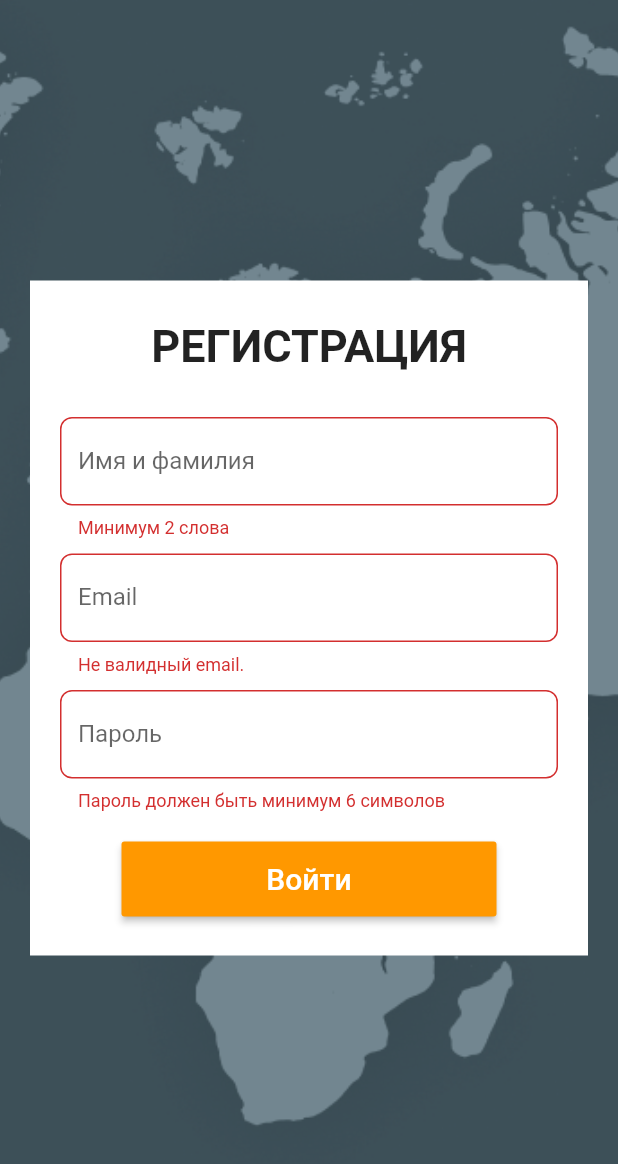
After one commit to kindcarrier/KindCarrierMobileFlutter, a Flutter app: the SignUpScreen screen opened directly, after a tap on "Войти", on a phone screen of 412 x 824 dp. The commit adds this screen. Shown: the top 1164 px of the screen. Run offline on Flutter 3.47's test engine with Material 2 defaults, Android fonts, the phone set to English and light mode, and no system bars.

Commit message:
Add SignUp screen

```diff
--- a/lib/api/auth.dart
+++ b/lib/api/auth.dart
@@ -1,14 +1,14 @@
 import 'package:http/http.dart' as http;
 import 'package:kind_carrier/consts.dart';
 
-Future<http.Response> logIn(String email, String password) {
+Future<http.Response> logIn({String email, String password}) {
   return http.post('$BASE_URL/session', body: {
     'email': email,
     'password': password,
   });
 }
 
-Future<http.Response> signUp(String firstName, String lastName, String email, String password) {
+Future<http.Response> signUp({String firstName, String lastName, String email, String password}) {
   return http.post('$BASE_URL/users', body: {
     'first_name': firstName,
     'last_name': lastName,
--- a/lib/screens/entry.dart
+++ b/lib/screens/entry.dart
@@ -1,6 +1,7 @@
 import 'package:flutter/material.dart';
 import 'package:kind_carrier/components/auth/button.dart';
 import 'package:kind_carrier/screens/login.dart';
+import 'package:kind_carrier/screens/signup.dart';
 
 class EntryScreen extends StatefulWidget {
   EntryScreen({Key key}) : super(key: key);
@@ -17,9 +18,14 @@ class _EntryScreenState extends State<EntryScreen> {
     );
   }
 
-  goToLogin() {
+  goToLogIn() {
     Navigator.push(
         context, MaterialPageRoute(builder: (context) => LogInScreen()));
+  }
+
+  goToSignUp() {
+    Navigator.push(
+        context, MaterialPageRoute(builder: (context) => SignUpScreen()));
   }
 
   @override
@@ -39,15 +45,15 @@ class _EntryScreenState extends State<EntryScreen> {
             crossAxisAlignment: CrossAxisAlignment.center,
             children: <Widget>[
               Button(
-                title: 'Регистрация',
-                onPress: () {},
+                title: 'РЕГИСТРАЦИЯ',
+                onPress: goToSignUp,
               ),
               SizedBox(
                 height: 20,
               ),
               Button(
-                title: 'Войти',
-                onPress: this.goToLogin,
+                title: 'ВОЙТИ',
+                onPress: goToLogIn,
               ),
             ],
           ),
--- a/lib/screens/login.dart
+++ b/lib/screens/login.dart
@@ -29,7 +29,7 @@ class _LogInScreenState extends State<LogInScreen> {
     if (form.validate()) {
       form.save();
       try {
-        var response = await auth.logIn(_email, _password);
+        var response = await auth.logIn(email: _email, password: _password);
         if (response.statusCode == 200) {
           // If server returns an OK response, parse the JSON.
           // return Post.fromJson(json.decode(response.body));
@@ -109,7 +109,7 @@ class _LogInScreenState extends State<LogInScreen> {
   }
 
   String _passwordValidator(value) {
-    return value.length < 3 ? 'Password must be 6 character min.' : null;
+    return value.length < 6 ? 'Password must be 6 character min.' : null;
   }
 
   String _emailValidator(value) {
--- /dev/null
+++ b/lib/screens/signup.dart
@@ -0,0 +1,146 @@
+import 'package:flutter/material.dart';
+import 'package:kind_carrier/components/auth/button.dart';
+import 'package:kind_carrier/components/auth/text_input.dart';
+import 'package:kind_carrier/components/auth/title.dart' as AuthTitle;
+import 'package:kind_carrier/api/auth.dart' as auth;
+import 'dart:convert';
+
+class SignUpScreen extends StatefulWidget {
+  SignUpScreen({Key key}) : super(key: key);
+
+  @override
+  _SignUpScreenState createState() => _SignUpScreenState();
+}
+
+class _SignUpScreenState extends State<SignUpScreen> {
+  final _formKey = GlobalKey<FormState>();
+  String _name = '';
+  String _email = '';
+  String _password = '';
+
+  DecorationImage _buildBackgroundImage() {
+    return DecorationImage(
+      fit: BoxFit.cover,
+      image: AssetImage('assets/background.png'),
+    );
+  }
+
+  void _submit() async {
+    final form = _formKey.currentState;
+    if (form.validate()) {
+      form.save();
+      try {
+        var nameList = _name
+            .trim()
+            .split(' ')
+            .where((el) => el != '')
+            .map((el) => el.trim())
+            .toList();
+        var firstName = nameList.first;
+        nameList.removeAt(0);
+        var lastName = nameList.join(' ');
+        var response = await auth.signUp(
+            email: _email,
+            password: _password,
+            firstName: firstName,
+            lastName: lastName);
+        if (response.statusCode == 201) {
+          // If server returns an OK response, parse the JSON.
+          // return Post.fromJson(json.decode(response.body));
+        } else {
+          var decoded = json.decode(response.body);
+          print(response.body);
+          throw Exception(decoded['message']);
+        }
+        print(response.body.toString());
+      } catch (e) {
+        showDialog(
+            context: context,
+            builder: (BuildContext context) {
+              return AlertDialog(
+                title: Text('Ошибка'),
+                content: Text('$e'),
+                actions: <Widget>[
+                  FlatButton(
+                    child: new Text('Ok'),
+                    onPressed: () => Navigator.pop(context),
+                  ),
+                ],
+              );
+            });
+      }
+    }
+  }
+
+  @override
+  Widget build(BuildContext context) {
+    return Scaffold(
+      body: Container(
+        decoration: BoxDecoration(
+          image: _buildBackgroundImage(),
+        ),
+        child: Center(
+          child: SingleChildScrollView(
+            child: Container(
+              padding: EdgeInsets.all(20.0),
+              margin: EdgeInsets.only(left: 20.0, right: 20.0),
+              height: 450,
+              color: Colors.white,
+              child: Form(
+                key: _formKey,
+                child: Column(
+                  mainAxisAlignment: MainAxisAlignment.center,
+                  crossAxisAlignment: CrossAxisAlignment.center,
+                  children: <Widget>[
+                    AuthTitle.Title(title: 'РЕГИСТРАЦИЯ'),
+                    SizedBox(height: 30),
+                    TextInput(
+                      validator: _nameValidator,
+                      onSaved: (val) => _name = val,
+                      hintText: 'Ваши имя и фамилия',
+                      labelText: 'Имя и фамилия',
+                    ),
+                    SizedBox(height: 10),
+                    TextInput(
+                      validator: _emailValidator,
+                      onSaved: (val) => _email = val,
+                      hintText: 'Email',
+                      labelText: 'Email',
+                      keyboardType: TextInputType.emailAddress,
+                    ),
+                    SizedBox(height: 10),
+                    TextInput(
+                      validator: _passwordValidator,
+                      onSaved: (val) => _password = val,
+                      hintText: 'Пароль',
+                      labelText: 'Пароль',
+                      obscureText: true,
+                    ),
+                    SizedBox(height: 20),
+                    Button(
+                      title: 'Войти',
+                      onPress: _submit,
+                      width: 250,
+                    )
+                  ],
+                ),
+              ),
+            ),
+          ),
+        ),
+      ),
+    );
+  }
+
+  String _nameValidator(String value) {
+    return value.trim().split(' ').length < 2 ? 'Минимум 2 слова' : null;
+  }
+
+  String _passwordValidator(value) {
+    return value.length < 6 ? 'Пароль должен быть минимум 6 символов' : null;
+  }
+
+  String _emailValidator(value) {
+    return !value.contains('@') ? 'Не валидный email.' : null;
+  }
+}
```
